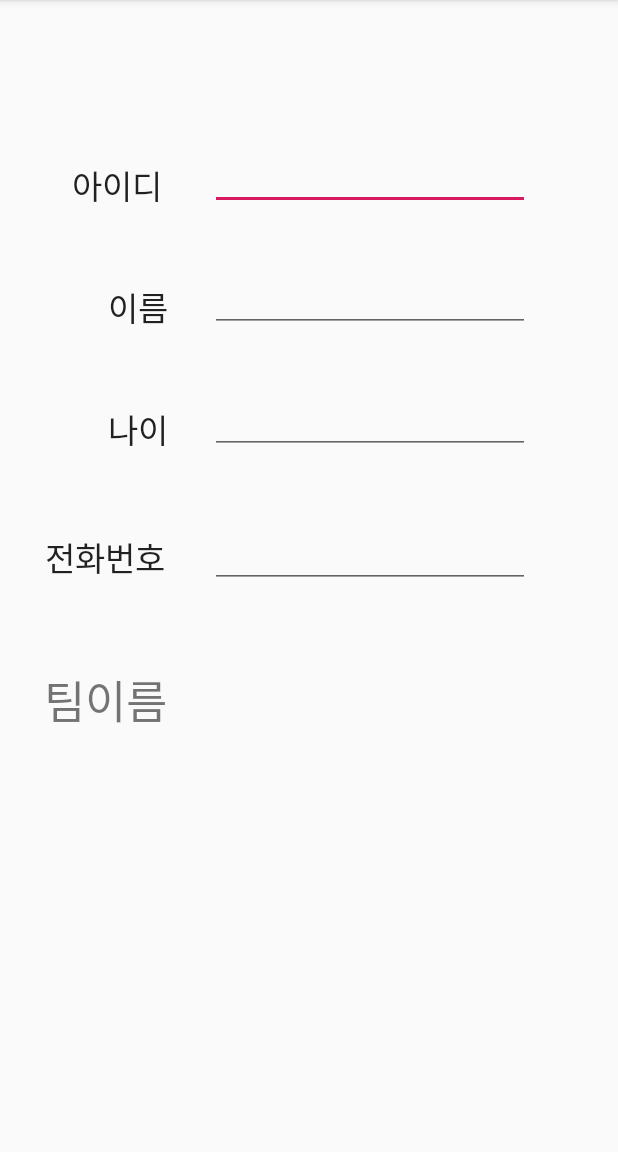
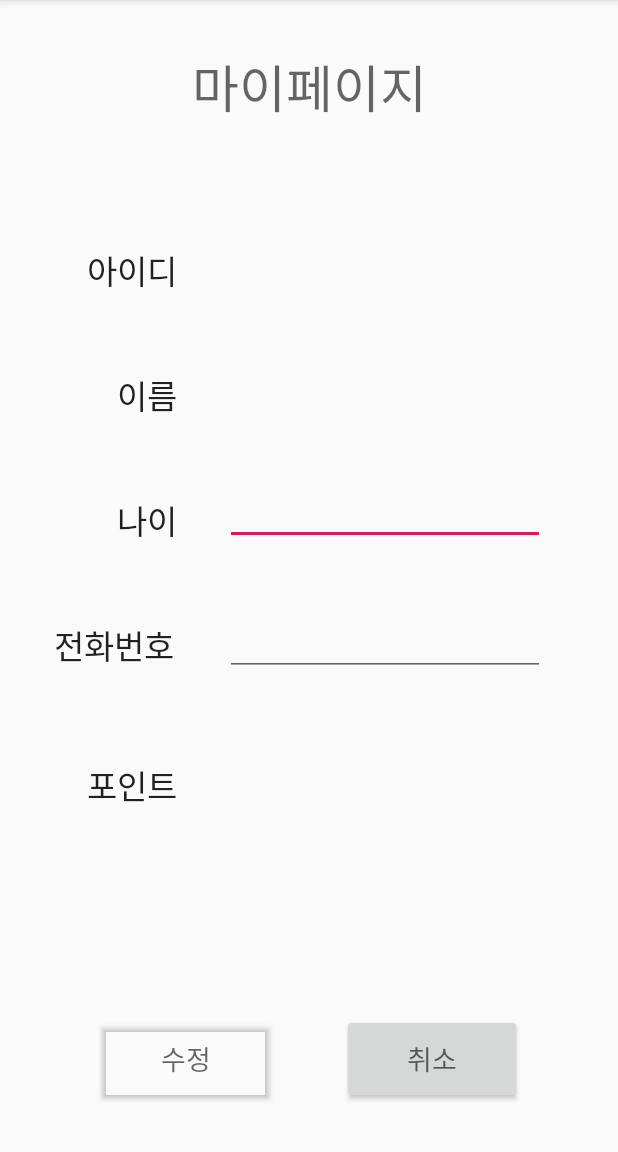
Before and after one commit to kimchansong/findmatch, an Android app: the MypageActivity screen opened directly, with no data from a screen before it, on a phone screen of 412 x 824 dp, the part 84-1236 px from its top. Run offline under Robolectric (Android 15) with nearby library versions, the phone set to English and light mode, and no system bars.

Commit message:
S1P3151004-26 [+] Add mypage layout

```diff
--- a/front/app/src/main/java/com/example/findmatch/Activity/SigninActivity.kt
+++ b/front/app/src/main/java/com/example/findmatch/Activity/SigninActivity.kt
@@ -29,7 +29,7 @@ class SigninActivity : AppCompatActivity() {
         idText.setText(userId)
         nameText.setText(userName)
 
-        SignInButton.setOnClickListener{
+        editButton.setOnClickListener{
             insertUser()
             startActivity<MainActivity>()
         }
--- a/front/app/src/main/res/layout/activity_mypage.xml
+++ b/front/app/src/main/res/layout/activity_mypage.xml
@@ -1,111 +1,153 @@
-<ScrollView xmlns:android="http://schemas.android.com/apk/res/android"
-    android:layout_width="match_parent"
-    android:layout_height="wrap_content" >
-
+<?xml version="1.0" encoding="utf-8"?>
 <androidx.constraintlayout.widget.ConstraintLayout xmlns:android="http://schemas.android.com/apk/res/android"
     xmlns:app="http://schemas.android.com/apk/res-auto"
     xmlns:tools="http://schemas.android.com/tools"
     android:layout_width="match_parent"
     android:layout_height="match_parent"
-        tools:context=".Activity.MypageActivity">
+    tools:context=".Activity.MypageActivity">
 
+    <TextView
+        android:id="@+id/Title"
+        android:layout_width="wrap_content"
+        android:layout_height="61dp"
+        android:layout_marginTop="32dp"
+        android:text="마이페이지"
+        android:textAppearance="@style/TextAppearance.AppCompat.Display1"
+        app:layout_constraintEnd_toEndOf="parent"
+        app:layout_constraintStart_toStartOf="parent"
+        app:layout_constraintTop_toTopOf="parent" />
+
+    <TextView
+        android:id="@+id/idTitle"
+        android:layout_width="wrap_content"
+        android:layout_height="wrap_content"
+        android:layout_marginTop="70dp"
+        android:layout_marginEnd="32dp"
+        android:text="아이디"
+        android:textAppearance="@style/TextAppearance.AppCompat.Large"
+        app:layout_constraintEnd_toStartOf="@+id/idText"
+        app:layout_constraintTop_toBottomOf="@+id/Title" />
+
+    <TextView
+        android:id="@+id/nameTitle"
+        android:layout_width="wrap_content"
+        android:layout_height="wrap_content"
+        android:layout_marginTop="50dp"
+        android:layout_marginEnd="32dp"
+        android:text="이름"
+        android:textAppearance="@style/TextAppearance.AppCompat.Large"
+        app:layout_constraintEnd_toStartOf="@+id/nameText"
+        app:layout_constraintTop_toBottomOf="@+id/idTitle" />
+
+    <TextView
+        android:id="@+id/ageTitle"
+        android:layout_width="wrap_content"
+        android:layout_height="wrap_content"
+        android:layout_marginTop="50dp"
+        android:layout_marginEnd="32dp"
+        android:text="나이"
+        android:textAppearance="@style/TextAppearance.AppCompat.Large"
+        app:layout_constraintEnd_toStartOf="@+id/ageText"
+        app:layout_constraintTop_toBottomOf="@+id/nameTitle" />
+
+    <TextView
+        android:id="@+id/phoneTitle"
+        android:layout_width="82dp"
+        android:layout_height="37dp"
+        android:layout_marginTop="50dp"
+        android:layout_marginEnd="32dp"
+        android:text="전화번호"
+        android:textAppearance="@style/TextAppearance.AppCompat.Large"
+        app:layout_constraintEnd_toStartOf="@+id/phoneText"
+        app:layout_constraintTop_toBottomOf="@+id/ageTitle" />
+
+    <TextView
+        android:id="@+id/idText"
+        android:layout_width="wrap_content"
+        android:layout_height="wrap_content"
+        android:layout_marginStart="150dp"
+        android:ems="10"
+        android:focusableInTouchMode="false"
+        android:inputType="textPersonName"
+        android:textAppearance="@style/TextAppearance.AppCompat.Large"
+        app:layout_constraintBottom_toBottomOf="@+id/idTitle"
+        app:layout_constraintStart_toStartOf="parent" />
+
+    <TextView
+        android:id="@+id/nameText"
+        android:layout_width="wrap_content"
+        android:layout_height="wrap_content"
+        android:layout_marginStart="150dp"
+        android:ems="10"
+        android:focusableInTouchMode="false"
+        android:inputType="textPersonName"
+        android:textAppearance="@style/TextAppearance.AppCompat.Large"
+        app:layout_constraintBottom_toBottomOf="@+id/nameTitle"
+        app:layout_constraintStart_toStartOf="parent" />
 
     <EditText
         android:id="@+id/ageText"
         android:layout_width="wrap_content"
         android:layout_height="wrap_content"
-        android:layout_marginStart="140dp"
+        android:layout_marginStart="150dp"
         android:ems="10"
         android:inputType="textPersonName"
         app:layout_constraintBottom_toBottomOf="@+id/ageTitle"
         app:layout_constraintStart_toStartOf="parent" />
 
     <EditText
-        android:id="@+id/nameText"
-        android:layout_width="wrap_content"
-        android:layout_height="wrap_content"
-        android:layout_marginStart="140dp"
-        android:ems="10"
-        android:inputType="textPersonName"
-        app:layout_constraintBottom_toBottomOf="@+id/nameTItle"
-        app:layout_constraintStart_toStartOf="parent" />
-
-    <TextView
-        android:id="@+id/idTitle"
-        android:layout_width="wrap_content"
-        android:layout_height="wrap_content"
-        android:layout_marginEnd="32dp"
-        android:layout_marginBottom="304dp"
-        android:text="아이디"
-        android:textAppearance="@style/TextAppearance.AppCompat.Large"
-        app:layout_constraintBottom_toTopOf="@+id/teamName"
-        app:layout_constraintEnd_toStartOf="@+id/idText" />
-
-    <EditText
-        android:id="@+id/idText"
-        android:layout_width="wrap_content"
-        android:layout_height="wrap_content"
-        android:layout_marginStart="140dp"
-        android:ems="10"
-        android:inputType="textPersonName"
-        app:layout_constraintBottom_toBottomOf="@+id/idTitle"
-        app:layout_constraintStart_toStartOf="parent" />
-
-    <TextView
-        android:id="@+id/teamName"
-        android:layout_width="wrap_content"
-        android:layout_height="wrap_content"
-        android:layout_marginTop="444dp"
-        android:text="팀이름"
-        android:textSize="30dp"
-        app:layout_constraintEnd_toEndOf="parent"
-        app:layout_constraintHorizontal_bias="0.088"
-        app:layout_constraintStart_toStartOf="parent"
-        app:layout_constraintTop_toTopOf="parent" />
-
-    <TextView
-        android:id="@+id/ageTitle"
-        android:layout_width="wrap_content"
-        android:layout_height="wrap_content"
-        android:layout_marginTop="48dp"
-        android:layout_marginEnd="28dp"
-        android:text="나이"
-        android:textAppearance="@style/TextAppearance.AppCompat.Large"
-        app:layout_constraintEnd_toStartOf="@+id/ageText"
-        app:layout_constraintTop_toBottomOf="@+id/nameTItle" />
-
-    <TextView
-        android:id="@+id/nameTItle"
-        android:layout_width="wrap_content"
-        android:layout_height="wrap_content"
-        android:layout_marginTop="48dp"
-        android:layout_marginEnd="28dp"
-        android:text="이름"
-        android:textAppearance="@style/TextAppearance.AppCompat.Large"
-        app:layout_constraintEnd_toStartOf="@+id/nameText"
-        app:layout_constraintTop_toBottomOf="@+id/idTitle" />
-
-    <TextView
-        android:id="@+id/phoneTitle"
-        android:layout_width="82dp"
-        android:layout_height="37dp"
-        android:layout_marginTop="52dp"
-        android:layout_marginEnd="28dp"
-        android:text="전화번호"
-        android:textAppearance="@style/TextAppearance.AppCompat.Large"
-        app:layout_constraintEnd_toStartOf="@+id/phoneText"
-        app:layout_constraintTop_toBottomOf="@+id/ageTitle" />
-
-    <EditText
         android:id="@+id/phoneText"
         android:layout_width="wrap_content"
         android:layout_height="wrap_content"
-        android:layout_marginStart="140dp"
+        android:layout_marginStart="150dp"
         android:ems="10"
         android:inputType="textPersonName"
         app:layout_constraintBottom_toBottomOf="@+id/phoneTitle"
         app:layout_constraintStart_toStartOf="parent" />
 
+    <Button
+        android:id="@+id/editButton"
+        android:layout_width="120dp"
+        android:layout_height="60dp"
+        android:layout_marginStart="64dp"
+        android:layout_marginBottom="32dp"
+        android:backgroundTint="#00912A2A"
+        android:text="수정"
+        android:textAppearance="@style/TextAppearance.AppCompat.Medium"
+        app:layout_constraintBottom_toBottomOf="parent"
+        app:layout_constraintStart_toStartOf="parent" />
+
+    <Button
+        android:id="@+id/cancelButton"
+        android:layout_width="120dp"
+        android:layout_height="60dp"
+        android:layout_marginEnd="64dp"
+        android:layout_marginBottom="32dp"
+        android:text="취소"
+        android:textAppearance="@style/TextAppearance.AppCompat.Medium"
+        app:layout_constraintBottom_toBottomOf="parent"
+        app:layout_constraintEnd_toEndOf="parent" />
+
+    <TextView
+        android:id="@+id/textView4"
+        android:layout_width="wrap_content"
+        android:layout_height="wrap_content"
+        android:layout_marginTop="56dp"
+        android:layout_marginEnd="32dp"
+        android:text="포인트"
+        android:textAppearance="@style/TextAppearance.AppCompat.Large"
+        app:layout_constraintEnd_toStartOf="@+id/pointText"
+        app:layout_constraintTop_toBottomOf="@+id/phoneTitle" />
+
+    <TextView
+        android:id="@+id/pointText"
+        android:layout_width="wrap_content"
+        android:layout_height="wrap_content"
+        android:layout_marginStart="150dp"
+        android:ems="10"
+        android:inputType="textPersonName"
+        android:textAppearance="@style/TextAppearance.AppCompat.Large"
+        app:layout_constraintBottom_toBottomOf="@+id/textView4"
+        app:layout_constraintStart_toStartOf="parent" />
 
 </androidx.constraintlayout.widget.ConstraintLayout>
-</ScrollView>
--- a/front/app/src/main/res/layout/activity_signin.xml
+++ b/front/app/src/main/res/layout/activity_signin.xml
@@ -29,7 +29,7 @@
         app:layout_constraintTop_toBottomOf="@+id/Title" />
 
     <TextView
-        android:id="@+id/nameTItle"
+        android:id="@+id/nameTitle"
         android:layout_width="wrap_content"
         android:layout_height="wrap_content"
         android:layout_marginTop="50dp"
@@ -48,7 +48,7 @@
         android:text="나이"
         android:textAppearance="@style/TextAppearance.AppCompat.Large"
         app:layout_constraintEnd_toStartOf="@+id/ageText"
-        app:layout_constraintTop_toBottomOf="@+id/nameTItle" />
+        app:layout_constraintTop_toBottomOf="@+id/nameTitle" />
 
     <TextView
         android:id="@+id/phoneTitle"
@@ -61,29 +61,29 @@
         app:layout_constraintEnd_toStartOf="@+id/phoneText"
         app:layout_constraintTop_toBottomOf="@+id/ageTitle" />
 
-    <EditText
+    <TextView
         android:id="@+id/idText"
         android:layout_width="wrap_content"
         android:layout_height="wrap_content"
         android:layout_marginStart="150dp"
         android:ems="10"
+        android:focusableInTouchMode="false"
         android:inputType="textPersonName"
+        android:textAppearance="@style/TextAppearance.AppCompat.Large"
         app:layout_constraintBottom_toBottomOf="@+id/idTitle"
-        app:layout_constraintStart_toStartOf="parent"
-        android:focusableInTouchMode="false"
-        />
+        app:layout_constraintStart_toStartOf="parent" />
 
-    <EditText
+    <TextView
         android:id="@+id/nameText"
         android:layout_width="wrap_content"
         android:layout_height="wrap_content"
         android:layout_marginStart="150dp"
         android:ems="10"
+        android:focusableInTouchMode="false"
         android:inputType="textPersonName"
-        app:layout_constraintBottom_toBottomOf="@+id/nameTItle"
-        app:layout_constraintStart_toStartOf="parent"
-        android:focusableInTouchMode="false"
-        />
+        android:textAppearance="@style/TextAppearance.AppCompat.Large"
+        app:layout_constraintBottom_toBottomOf="@+id/nameTitle"
+        app:layout_constraintStart_toStartOf="parent" />
 
     <EditText
         android:id="@+id/ageText"
@@ -91,7 +91,7 @@
         android:layout_height="wrap_content"
         android:layout_marginStart="150dp"
         android:ems="10"
-        android:inputType="textPersonName"
+        android:inputType="number"
         app:layout_constraintBottom_toBottomOf="@+id/ageTitle"
         app:layout_constraintStart_toStartOf="parent" />
 
@@ -101,12 +101,12 @@
         android:layout_height="wrap_content"
         android:layout_marginStart="150dp"
         android:ems="10"
-        android:inputType="textPersonName"
+        android:inputType="phone"
         app:layout_constraintBottom_toBottomOf="@+id/phoneTitle"
         app:layout_constraintStart_toStartOf="parent" />
 
     <Button
-        android:id="@+id/SignInButton"
+        android:id="@+id/editButton"
         android:layout_width="120dp"
         android:layout_height="60dp"
         android:layout_marginStart="64dp"
@@ -127,4 +127,5 @@
         android:textAppearance="@style/TextAppearance.AppCompat.Medium"
         app:layout_constraintBottom_toBottomOf="parent"
         app:layout_constraintEnd_toEndOf="parent" />
+
 </androidx.constraintlayout.widget.ConstraintLayout>
```
Also changed, not shown: 1 other file.
